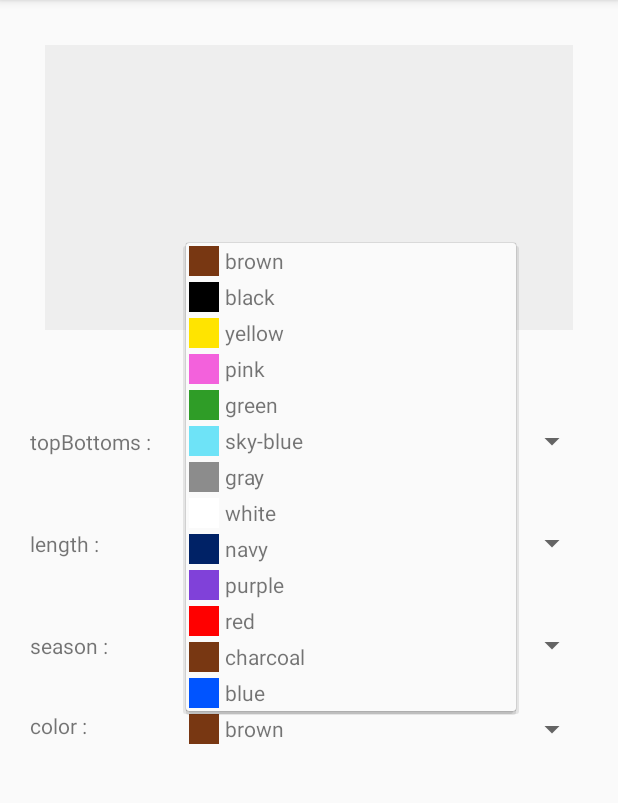
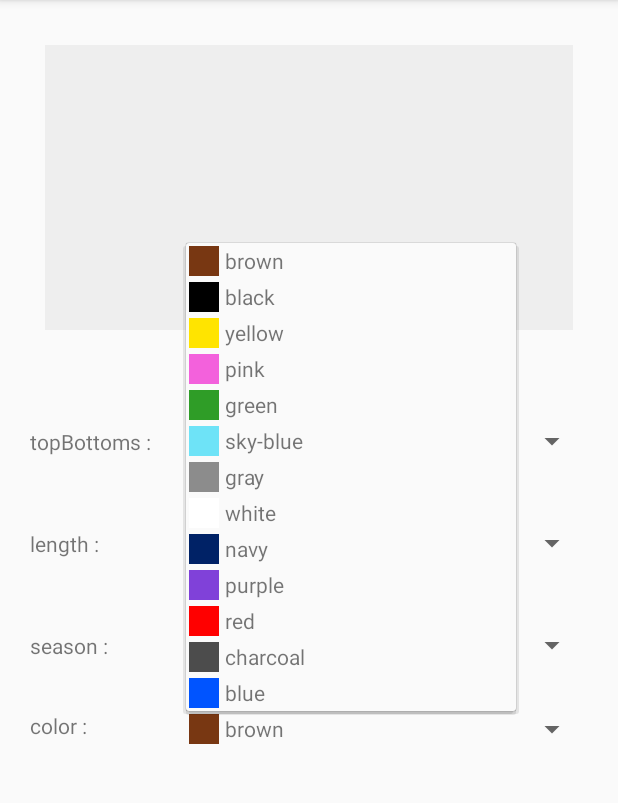
Before and after one commit to jinsil117/SmartCoordi, an Android app: the ClothAddActivity screen opened directly, with no data from a screen before it, after a tap on "brown", on a phone screen of 412 x 824 dp, the part 84-887 px from its top. Run offline under Robolectric (Android 15) with nearby library versions, the phone set to English and light mode, and no system bars; libraries missing offline, so code that uses them is left out: com.microsoft.azure; 9 statements that could not run were skipped.

Commit message:
Change colorCharcoal

```diff
--- a/app/src/main/res/values/colors.xml
+++ b/app/src/main/res/values/colors.xml
@@ -27,6 +27,6 @@
     <color name="colorNavy">#002266</color>
     <color name="colorPurple">#8041D9</color>
     <color name="colorRed">#FF0000</color>
-    <color name="colorCharcoal">#783712</color>
+    <color name="colorCharcoal">#4C4C4C</color>
     <color name="colorBlue">#0054FF</color>
 </resources>
```
